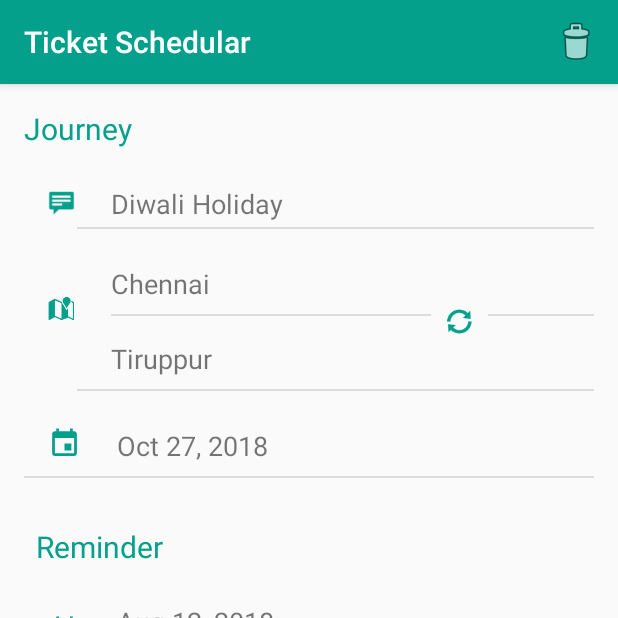
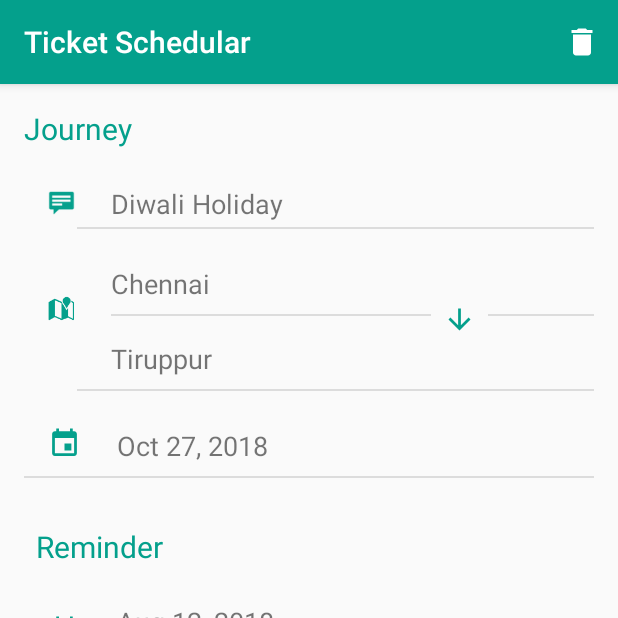
Before and after one commit to dineshvaran/ticket-schedular, an Android app: the DetailActivity screen opened directly, with no data from a screen before it, on a phone screen of 412 x 824 dp, the top half of it. Run offline under Robolectric (Android 15) with nearby library versions, the phone set to English and light mode, and no system bars; our stand-ins replace Room's generated code; 6 statements that could not run were skipped.

Commit message:
detail view confiration dialog added and no record image in list view removed

```diff
--- a/app/src/main/java/varanz/android/application/irctcticketreminder/MainActivity.java
+++ b/app/src/main/java/varanz/android/application/irctcticketreminder/MainActivity.java
@@ -20,6 +20,7 @@ import android.view.MenuInflater;
 import android.view.MenuItem;
 import android.view.View;
 import android.widget.ImageView;
+import android.widget.TextView;
 
 import java.util.List;
 
@@ -97,11 +98,11 @@ public class MainActivity extends AppCompatActivity {
         recyclerView.setLayoutManager(new LinearLayoutManager(this));
 
         if(ticketList.size()==0){
-            ImageView emptyView = findViewById(R.id.empty_message);
+            TextView emptyView = findViewById(R.id.empty_message);
             recyclerView.setVisibility(View.GONE);
             emptyView.setVisibility(View.VISIBLE);
         }else{
-            ImageView emptyView = findViewById(R.id.empty_message);
+            TextView emptyView = findViewById(R.id.empty_message);
             recyclerView.setVisibility(View.VISIBLE);
             emptyView.setVisibility(View.GONE);
         }
--- /dev/null
+++ b/app/src/main/res/drawable/ic_arrow_downward_black_24dp.xml
@@ -0,0 +1,5 @@
+<vector android:autoMirrored="true" android:height="24dp"
+    android:tint="#FFFFFF" android:viewportHeight="24.0"
+    android:viewportWidth="24.0" android:width="24dp" xmlns:android="http://schemas.android.com/apk/res/android">
+    <path android:fillColor="#010101" android:pathData="M20,12l-1.41,-1.41L13,16.17V4h-2v12.17l-5.58,-5.59L4,12l8,8 8,-8z"/>
+</vector>
--- /dev/null
+++ b/app/src/main/res/drawable/ic_delete_black_24dp.xml
@@ -0,0 +1,5 @@
+<vector android:autoMirrored="true" android:height="24dp"
+    android:tint="#FFFFFF" android:viewportHeight="24.0"
+    android:viewportWidth="24.0" android:width="24dp" xmlns:android="http://schemas.android.com/apk/res/android">
+    <path android:fillColor="#FF000000" android:pathData="M6,19c0,1.1 0.9,2 2,2h8c1.1,0 2,-0.9 2,-2V7H6v12zM19,4h-3.5l-1,-1h-5l-1,1H5v2h14V4z"/>
+</vector>
--- /dev/null
+++ b/app/src/main/res/drawable/ic_delete_red_24dp.xml
@@ -0,0 +1,5 @@
+<vector android:autoMirrored="true" android:height="24dp"
+    android:tint="#FF1A19" android:viewportHeight="24.0"
+    android:viewportWidth="24.0" android:width="24dp" xmlns:android="http://schemas.android.com/apk/res/android">
+    <path android:fillColor="#FF000000" android:pathData="M6,19c0,1.1 0.9,2 2,2h8c1.1,0 2,-0.9 2,-2V7H6v12zM19,4h-3.5l-1,-1h-5l-1,1H5v2h14V4z"/>
+</vector>
--- a/app/src/main/res/layout/detail.xml
+++ b/app/src/main/res/layout/detail.xml
@@ -1,6 +1,6 @@
 <?xml version="1.0" encoding="utf-8"?>
 <android.support.constraint.ConstraintLayout xmlns:android="http://schemas.android.com/apk/res/android"
-    xmlns:tools="http://schemas.android.com/tools"
+    android:id="@+id/detail_constraintLayout"
     android:layout_width="match_parent"
     android:layout_height="match_parent"
     android:paddingVertical="16sp"
@@ -234,13 +234,13 @@
         android:layout_width="22sp"
         android:layout_height="22sp"
         android:layout_marginStart="8dp"
-        android:layout_marginTop="8dp"
+        android:layout_marginTop="6dp"
         android:layout_marginBottom="8dp"
         android:tint="@color/iconTint"
         app:layout_constraintBottom_toBottomOf="@+id/to_station"
         app:layout_constraintStart_toEndOf="@+id/divider7"
         app:layout_constraintTop_toTopOf="@+id/from_station"
-        app:srcCompat="@android:drawable/ic_popup_sync" />
+        app:srcCompat="@drawable/ic_arrow_downward_black_24dp" />
 
     <View
         android:id="@+id/divider9"
--- a/app/src/main/res/layout/row_layout.xml
+++ b/app/src/main/res/layout/row_layout.xml
@@ -29,6 +29,7 @@
         app:layout_constraintTop_toTopOf="parent" />
 
     <ImageView
+        android:tint="@color/iconTint"
         android:id="@+id/reminder_type"
         android:layout_width="25dp"
         android:layout_height="26dp"
--- a/app/src/main/res/menu/detial_actionbar_menu.xml
+++ b/app/src/main/res/menu/detail_actionbar_menu.xml
@@ -9,7 +9,7 @@
 
     <item
         android:id="@+id/action_delete"
-        android:icon="@android:drawable/ic_menu_delete"
+        android:icon="@drawable/ic_delete_black_24dp"
         android:title="Delete"
         app:showAsAction="always" />
 </menu>
```
Also changed, not shown: app/src/main/java/varanz/android/application/irctcticketreminder/DetailActivity.java (+30 -1 lines), app/src/main/res/layout/activity_main.xml (+12 -9 lines).
